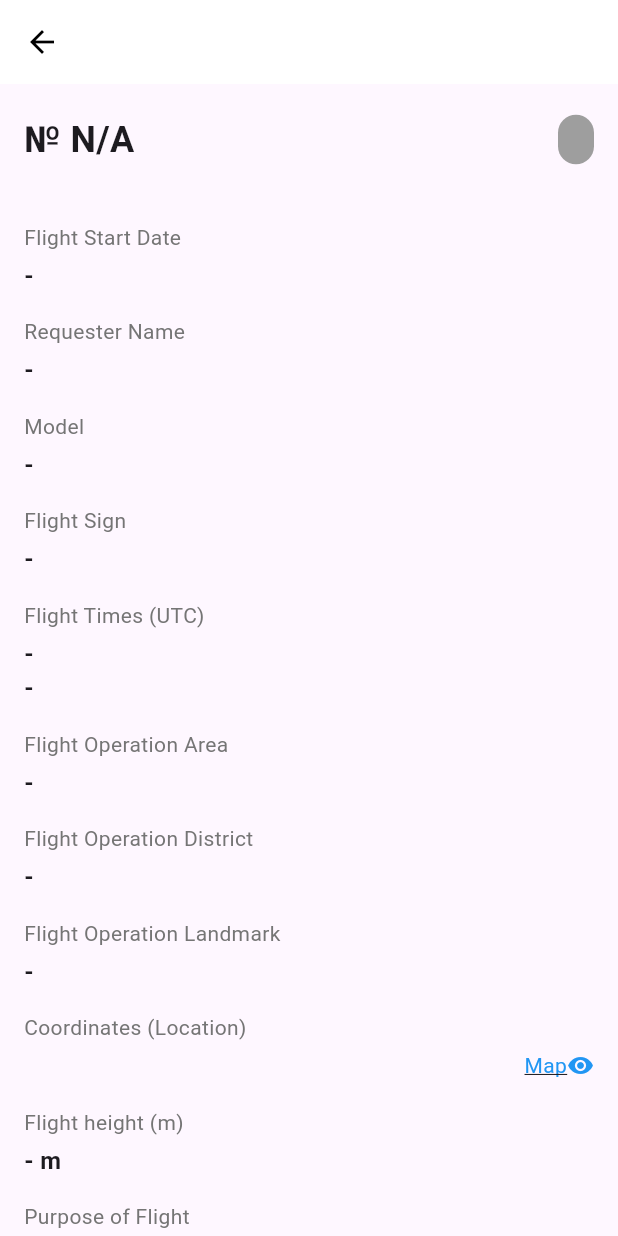
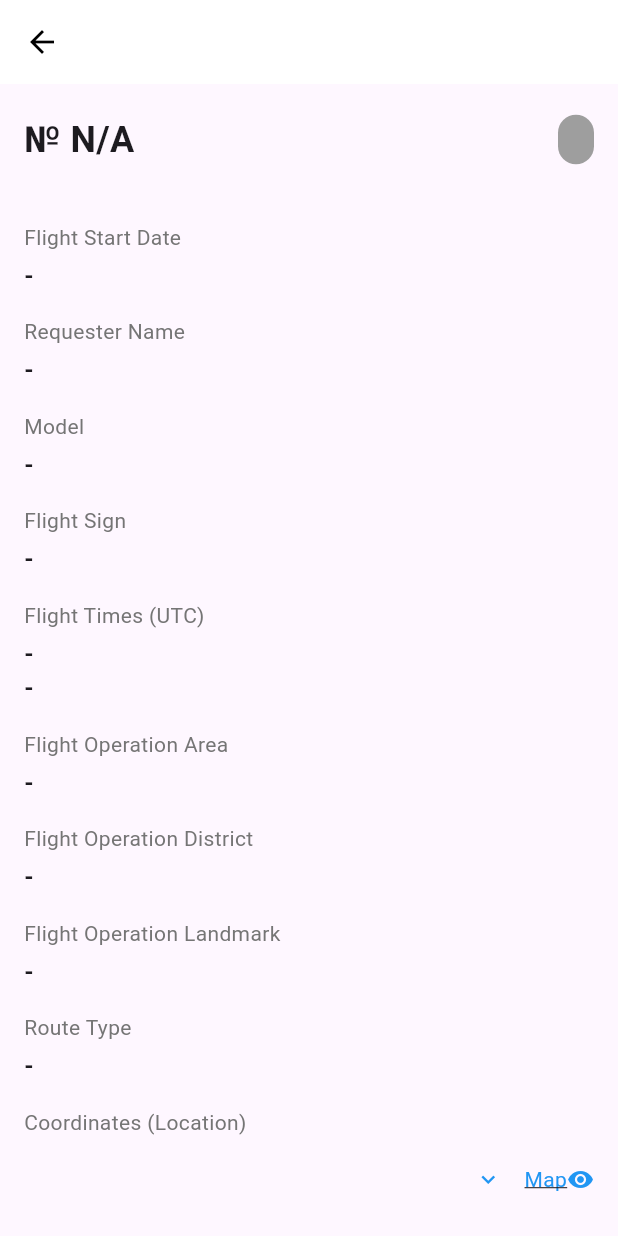
Before and after one commit to NirvanaEx/safesky, a Flutter app: the ShowRequestView screen opened directly with empty values, on a phone screen of 412 x 824 dp. Run offline on Flutter 3.47's test engine with Material 3 defaults, Android fonts, the phone set to English and light mode, and no system bars; our stand-ins replace barcode_widget, connectivity_plus, file_picker, flutter_chat_bubble, flutter_local_notifications, flutter_map and 13 more; missing offline and left inert: flutter_map_tile_caching, mobile_scanner, syncfusion_flutter_pdfviewer, workmanager; accounts and stored records are empty; generated files the repository leaves out were written again; network calls fail; project files that could hold a hidden picture were left out.

Commit message:
Добалено отображение координат для полигона и линии в show request

```diff
--- a/lib/l10n/app_en.arb
+++ b/lib/l10n/app_en.arb
@@ -229,7 +229,10 @@
   "showRequestView_landmark": "Flight Operation Landmark",
   "showRequestView_flightOperationArea": "Flight Operation Area",
   "showRequestView_flightOperationDistrict": "Flight Operation District",
-
+  "showRequestView_routeType": "Route Type",
+  "showRequestView_routeCircle": "Circle",
+  "showRequestView_routePolygon": "Polygon",
+  "showRequestView_routeLine": "Line",
   "showRequestView_coordinates": "Coordinates (Location)",
   "showRequestView_map": "Map",
   "showRequestView_height": "Flight Height (m)",
--- a/lib/l10n/app_uz.arb
+++ b/lib/l10n/app_uz.arb
@@ -230,7 +230,10 @@
   "showRequestView_landmark": "Parvozlarni amalga oshirish yo'nalishi",
   "showRequestView_flightOperationArea": "Parvozlarni amalga oshirish hududi",
   "showRequestView_flightOperationDistrict": "Parvozlarni amalga oshirish tumani",
-
+  "showRequestView_routeType": "Marshrut turi",
+  "showRequestView_routeCircle": "Aylana bo‘yicha",
+  "showRequestView_routePolygon": "Kvadrat/Poligon bo‘yicha",
+  "showRequestView_routeLine": "Chiziq bo‘yicha",
   "showRequestView_coordinates": "Koordinatalar",
   "showRequestView_map": "Xarita",
   "showRequestView_height": "Parvoz balandligi (m)",
--- a/lib/views/show_request_view.dart
+++ b/lib/views/show_request_view.dart
@@ -21,6 +21,8 @@ class ShowRequestView extends StatefulWidget {
 
 class _ShowRequestViewState extends State<ShowRequestView> {
   bool _isSharing = false;
+  bool _coordinatesExpanded = false;
+
   @override
   void initState() {
     super.initState();
@@ -43,9 +45,17 @@ class _ShowRequestViewState extends State<ShowRequestView> {
 
 
     String zoneInfo = '';
-
-    if(viewModel.planDetailModel?.zoneTypeId == 1){
-      zoneInfo = '${viewModel.planDetailModel?.coordList.first.latitude ?? '-'}, ${viewModel.planDetailModel?.coordList.first.longitude ?? '-'}';
+    if (viewModel.planDetailModel?.coordList != null &&
+        viewModel.planDetailModel!.coordList!.isNotEmpty) {
+      if (viewModel.planDetailModel!.zoneTypeId == 1) {
+        zoneInfo =
+        '${viewModel.planDetailModel!.coordList!.first.latitude ?? '-'}, ${viewModel.planDetailModel!.coordList!.first.longitude ?? '-'}';
+      } else if (viewModel.planDetailModel!.zoneTypeId == 2 ||
+          viewModel.planDetailModel!.zoneTypeId == 3) {
+        zoneInfo = viewModel.planDetailModel!.coordList!
+            .map((c) => '${c.latitude ?? '-'}, ${c.longitude ?? '-'}')
+            .join('\n');
+      }
     }
 
     // Если данные загружаются, показываем индикатор загрузки
@@ -194,13 +204,24 @@ class _ShowRequestViewState extends State<ShowRequestView> {
                     _buildRequestInfo(localizations.showRequestView_landmark,
                         viewModel.planDetailModel?.flightArea ?? '-'),
 
+                    _buildRequestInfo(
+                      localizations.showRequestView_routeType,
+                      viewModel.planDetailModel?.zoneTypeId == 1
+                          ? localizations.showRequestView_routeCircle
+                          : viewModel.planDetailModel?.zoneTypeId == 2
+                          ? localizations.showRequestView_routePolygon
+                          : viewModel.planDetailModel?.zoneTypeId == 3
+                          ? localizations.showRequestView_routeLine
+                          : '-',
+                    ),
+
                     // Отображение координат AUTHORIZED ZONE
                     _buildRequestInfo(
                       localizations.showRequestView_coordinates,
                       zoneInfo,
                       linkText: localizations.showRequestView_map,
                       icon: Icons.visibility,
-                      context: context,
+                      ctx: context,
                       planDetailModel: viewModel.planDetailModel
                     ),
 
@@ -395,31 +416,55 @@ class _ShowRequestViewState extends State<ShowRequestView> {
   }
 
 
-  Widget _buildRequestInfo(String label, String value, {bool isBold = true, String? linkText, IconData? icon, BuildContext? context, PlanDetailModel? planDetailModel}) {
+  Widget _buildRequestInfo(String label, String value,
+      {bool isBold = true, String? linkText, IconData? icon, BuildContext? ctx, PlanDetailModel? planDetailModel}) {
+    final BuildContext effectiveContext = ctx ?? context;
+    final localizations = AppLocalizations.of(effectiveContext)!;
+    if (label == localizations.showRequestView_coordinates) {
       return Padding(
         padding: const EdgeInsets.symmetric(vertical: 8.0),
         child: Column(
           crossAxisAlignment: CrossAxisAlignment.start,
           children: [
-          Text(
-            label,
-            style: TextStyle(color: Colors.grey[600]),
-          ),
-          SizedBox(height: 4),
+            Text(label, style: TextStyle(color: Colors.grey[600])),
+            const SizedBox(height: 4),
             Row(
               children: [
                 Expanded(
+                  child: GestureDetector(
+                    onTap: () {
+                      setState(() {
+                        _coordinatesExpanded = !_coordinatesExpanded;
+                      });
+                    },
                     child: Text(
                       value,
-                  style: TextStyle(fontWeight: isBold ? FontWeight.bold : FontWeight.normal, fontSize: 16),
+                      maxLines: _coordinatesExpanded ? null : 1,
+                      overflow: TextOverflow.ellipsis,
+                      style: TextStyle(
+                        fontWeight: isBold ? FontWeight.bold : FontWeight.normal,
+                        fontSize: 16,
                       ),
                     ),
-              if (linkText != null && context != null)
+                  ),
+                ),
+                IconButton(
+                  icon: Icon(
+                    _coordinatesExpanded ? Icons.expand_less : Icons.expand_more,
+                    color: Colors.blue,
+                    size: 18,
+                  ),
+                  onPressed: () {
+                    setState(() {
+                      _coordinatesExpanded = !_coordinatesExpanded;
+                    });
+                  },
+                ),
+                if (linkText != null)
                   GestureDetector(
                     onTap: () {
-                    debugPrint('Link tapped'); // проверка, сработал ли onTap
                       Navigator.push(
-                      context,
+                        effectiveContext,
                         MaterialPageRoute(
                           builder: (context) => MapShowLocationView(
                             detailModel: planDetailModel,
@@ -429,8 +474,65 @@ class _ShowRequestViewState extends State<ShowRequestView> {
                     },
                     child: Row(
                       children: [
-                      Text(linkText, style: TextStyle(color: Colors.blue, decoration: TextDecoration.underline)),
-                      if (icon != null) Icon(icon, color: Colors.blue, size: 18),
+                        Text(
+                          linkText,
+                          style: const TextStyle(
+                            color: Colors.blue,
+                            decoration: TextDecoration.underline,
+                          ),
+                        ),
+                        if (icon != null)
+                          Icon(icon, color: Colors.blue, size: 18),
+                      ],
+                    ),
+                  ),
+              ],
+            ),
+          ],
+        ),
+      );
+    } else {
+      return Padding(
+        padding: const EdgeInsets.symmetric(vertical: 8.0),
+        child: Column(
+          crossAxisAlignment: CrossAxisAlignment.start,
+          children: [
+            Text(label, style: TextStyle(color: Colors.grey[600])),
+            const SizedBox(height: 4),
+            Row(
+              children: [
+                Expanded(
+                  child: Text(
+                    value,
+                    style: TextStyle(
+                      fontWeight: isBold ? FontWeight.bold : FontWeight.normal,
+                      fontSize: 16,
+                    ),
+                  ),
+                ),
+                if (linkText != null)
+                  GestureDetector(
+                    onTap: () {
+                      Navigator.push(
+                        effectiveContext,
+                        MaterialPageRoute(
+                          builder: (context) => MapShowLocationView(
+                            detailModel: planDetailModel,
+                          ),
+                        ),
+                      );
+                    },
+                    child: Row(
+                      children: [
+                        Text(
+                          linkText,
+                          style: const TextStyle(
+                            color: Colors.blue,
+                            decoration: TextDecoration.underline,
+                          ),
+                        ),
+                        if (icon != null)
+                          Icon(icon, color: Colors.blue, size: 18),
                       ],
                     ),
                   ),
@@ -440,5 +542,7 @@ class _ShowRequestViewState extends State<ShowRequestView> {
         ),
       );
     }
+  }
+
 
 }
```
Also changed, not shown: lib/l10n/app_ru.arb (+8 -5 lines), lib/views/map/map_show_location_view.dart (+51 -19 lines). Lines whose indentation alone changed are shown as unchanged.
